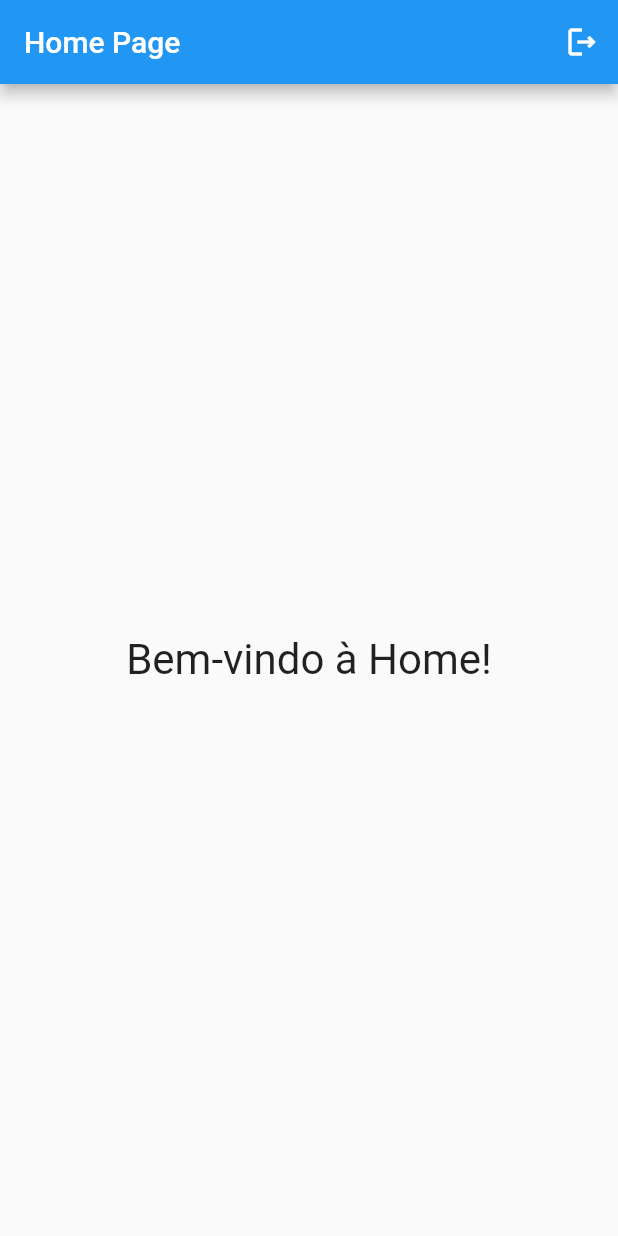
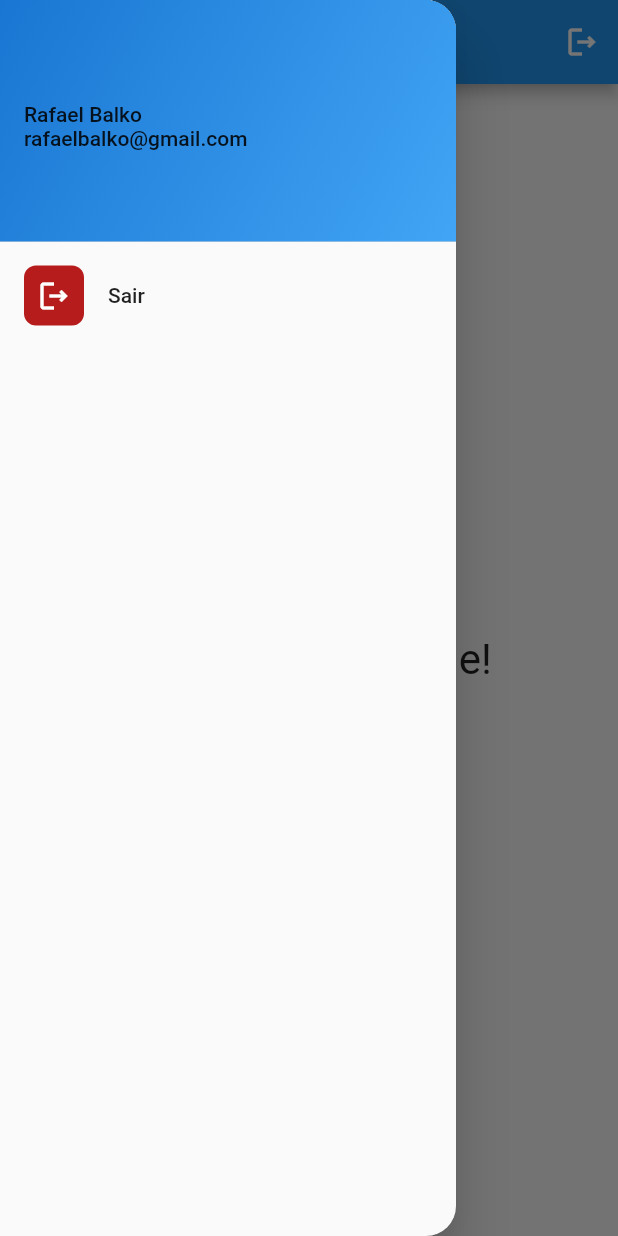
Before and after one commit to rafabalko/project-mobile, a Flutter app: the HomePageWidget screen opened directly, with the side drawer open (before the commit the screen has no drawer), on a phone screen of 412 x 824 dp. Run offline on Flutter 3.47's test engine with Material 3 defaults, Android fonts, the phone set to English and light mode, and no system bars; our stand-ins replace shared_preferences; accounts and stored records are empty.

Commit message:
Adicionado menu latera

```diff
--- a/lib/screens/home_page_widget.dart
+++ b/lib/screens/home_page_widget.dart
@@ -68,8 +68,62 @@ class _HomePageWidgetState extends State<HomePageWidget> {
           ),
         ],
       ),
+      drawer: Drawer(
+        shape: RoundedRectangleBorder(
+          borderRadius: BorderRadius.only(
+            topRight: Radius.circular(20),
+            bottomRight: Radius.circular(20),
+          ),
+        ),
+        child: Column(
+          children: [
+            Expanded(
+              child: ListView(
+                padding: EdgeInsets.zero,
+                children: [
+                  DrawerHeader(
+                    decoration: BoxDecoration(
+                      gradient: LinearGradient(
+                        begin: Alignment.topLeft,
+                        end: Alignment.bottomRight,
+                        colors: [
+                          Colors.blue.shade700,
+                          Colors.blue.shade400,
+                        ],
+                      ),
+                    ),
+                    child: Column(
+                      mainAxisAlignment: MainAxisAlignment.center,
+                      crossAxisAlignment: CrossAxisAlignment.start,
+                      children: [
+                        Text('Rafael Balko'),
+                        Text('rafaelbalko@gmail.com'),
+                      ],
+                    ),
+                  ),
+                  ListTile(
+                    leading: Container(
+                      padding: EdgeInsets.all(8),
+                      decoration: BoxDecoration(
+                        color: Colors.red.shade900,
+                        borderRadius: BorderRadius.circular(8),
+                      ),
+                      child: Icon(Icons.logout_outlined, color: Colors.white),
+                    ),
+                    title: Text('Sair'),
+                    onTap: () => _showLogoutDialog(context),
+                  ),
+                ],
+              ),
+            ),
+          ],
+        ),
+      ),
       body: Center(
-        child: Text('Bem-vindo à Home!', style: TextStyle(fontSize: 28)),
+        child: Text(
+          'Bem-vindo à Home!',
+          style: TextStyle(fontSize: 28),
+        ),
       ),
     );
   }
```
